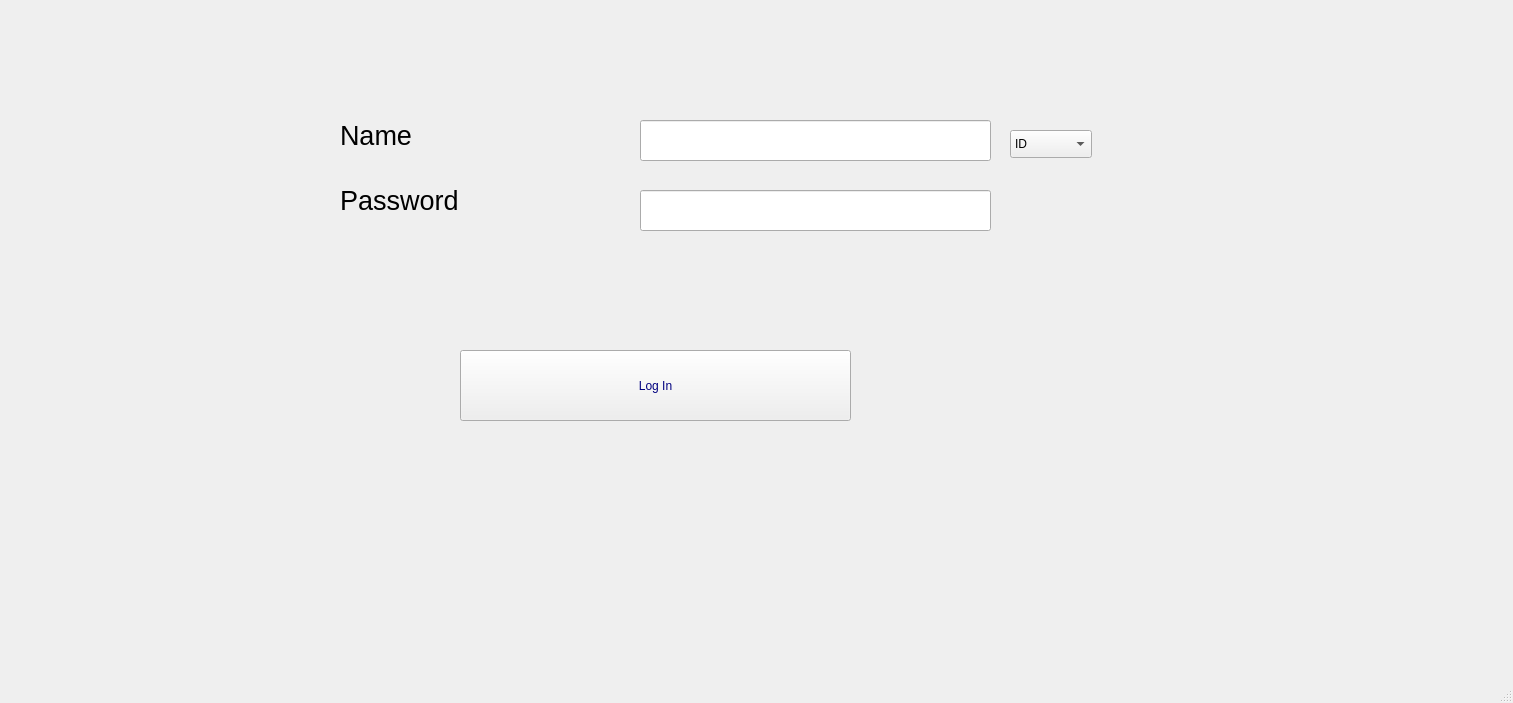
This is mainwindow.ui in gojosatorusu/School-Management-System as Qt 5 draws it before an edit. The edited form follows.
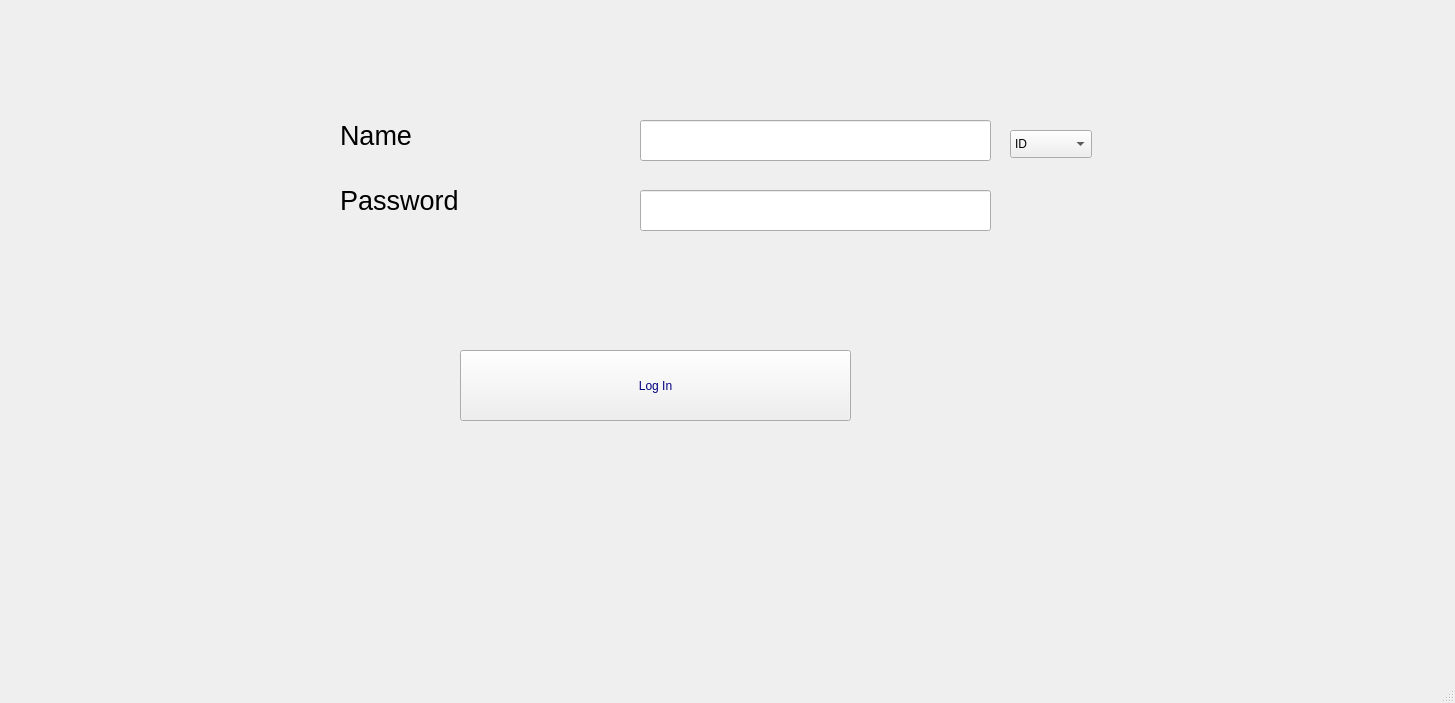
This is the edited form. Icons and pictures are not drawn.

Diff of the .ui file:
```diff
--- a/mainwindow.ui
+++ b/mainwindow.ui
@@ -6,7 +6,7 @@
    <rect>
     <x>0</x>
     <y>0</y>
-    <width>1513</width>
+    <width>1455</width>
     <height>703</height>
    </rect>
   </property>
```
Left out of the diff: 4 changed lines with no effect on the pictures.
